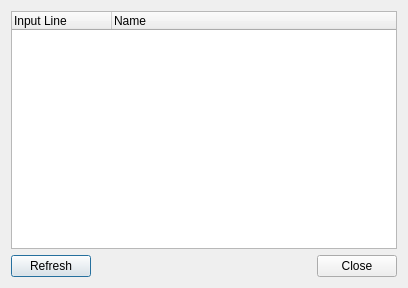
The window that plugins/hid/configurehid.ui (mcallegari/qlcplus) describes before a commit, drawn with Qt 5.
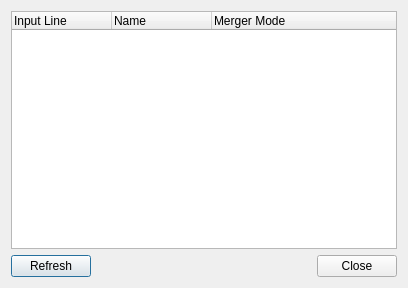
The same window after the commit.

Commit message: plugins/hiddmxdevice: Add possibility to activate merger mode

The edit to the form file:
```diff
--- a/plugins/hid/configurehid.ui
+++ b/plugins/hid/configurehid.ui
@@ -57,6 +57,11 @@
        <string>Name</string>
       </property>
      </column>
+     <column>
+      <property name="text">
+       <string>Merger Mode</string>
+      </property>
+     </column>
     </widget>
    </item>
    <item row="1" column="0">
```
The commit also changes 6 other files.
